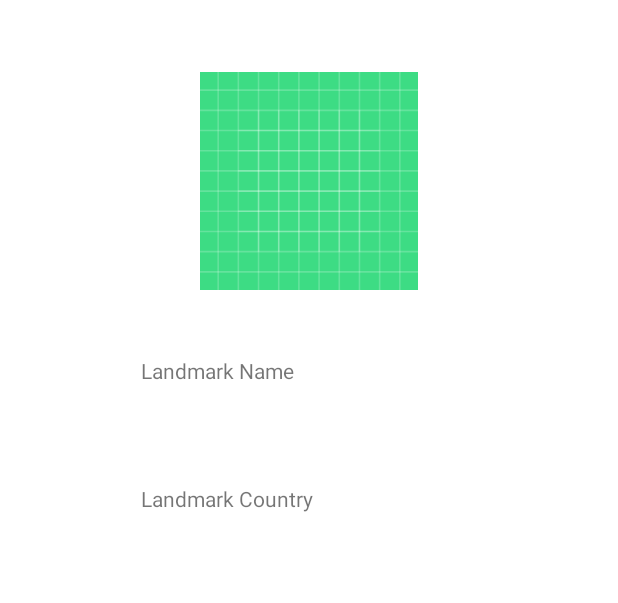
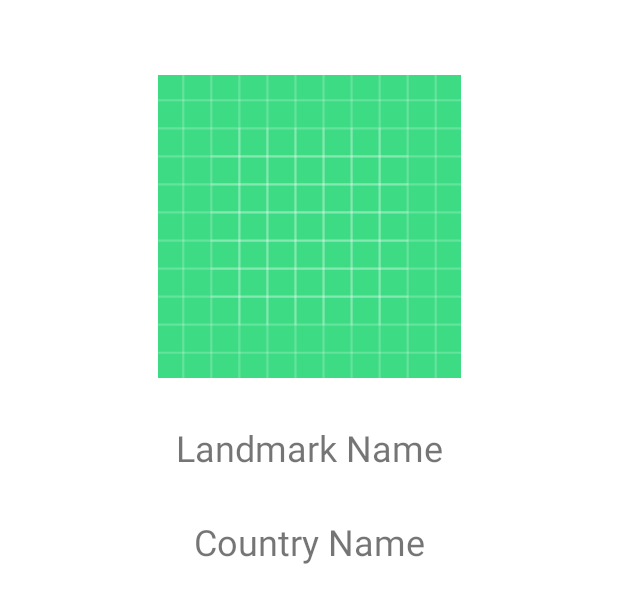
Before and after one commit to furkanbalbasio/kentSimgeleri, an Android app: the layout activity_details.xml on its own in the app's theme, with its tools: preview values and no code run, on a phone screen of 412 x 824 dp. Shown: the top 603 px of the screen. Run offline under Robolectric (Android 15) with nearby library versions, the phone set to English and light mode, and no system bars.

Commit message:
Landmark Book App for learn Kotlin

```diff
--- a/app/build.gradle
+++ b/app/build.gradle
@@ -40,6 +40,7 @@ dependencies {
     implementation 'androidx.appcompat:appcompat:1.3.1'
     implementation 'com.google.android.material:material:1.4.0'
     implementation 'androidx.constraintlayout:constraintlayout:2.1.1'
+    implementation 'com.google.android.gms:play-services-vision:20.1.3'
     testImplementation 'junit:junit:4.+'
     androidTestImplementation 'androidx.test.ext:junit:1.1.3'
     androidTestImplementation 'androidx.test.espresso:espresso-core:3.4.0'
--- /dev/null
+++ b/app/src/main/java/com/balbasio/kentsimgeleri/Landmark.kt
@@ -0,0 +1,5 @@
+package com.balbasio.kentsimgeleri
+import java.io.Serializable
+
+class Landmark (val name : String, val country:String, val image:Int) : Serializable {
+}
--- /dev/null
+++ b/app/src/main/java/com/balbasio/kentsimgeleri/Singleton.kt
@@ -0,0 +1,5 @@
+package com.balbasio.kentsimgeleri
+
+object MySingleton {
+    var selectedLandmark : Landmark? = null
+}
--- a/app/src/main/res/layout/activity_landmark_book_kotlin.xml
+++ b/app/src/main/res/layout/activity_details.xml
@@ -4,38 +4,39 @@
     xmlns:tools="http://schemas.android.com/tools"
     android:layout_width="match_parent"
     android:layout_height="match_parent"
-    tools:context=".LandmarkBookKotlin">
+    tools:context=".DetailsActivity">
 
     <ImageView
         android:id="@+id/imageView"
-        android:layout_width="289dp"
-        android:layout_height="145dp"
-        android:layout_marginTop="48dp"
+        android:layout_width="315dp"
+        android:layout_height="202dp"
+        android:layout_marginTop="50dp"
         app:layout_constraintEnd_toEndOf="parent"
         app:layout_constraintStart_toStartOf="parent"
         app:layout_constraintTop_toTopOf="parent"
         app:srcCompat="@drawable/ic_launcher_background" />
 
     <TextView
-        android:id="@+id/nameText"
-        android:layout_width="185dp"
-        android:layout_height="45dp"
-        android:layout_marginTop="44dp"
-        android:text="Landmark Name"
+        android:id="@+id/countryText"
+        android:layout_width="wrap_content"
+        android:layout_height="wrap_content"
+        android:layout_marginTop="30dp"
+        android:text="Country Name"
+        android:textAlignment="center"
+        android:textSize="24sp"
         app:layout_constraintEnd_toEndOf="parent"
-        app:layout_constraintHorizontal_bias="0.415"
-        app:layout_constraintStart_toStartOf="parent"
-        app:layout_constraintTop_toBottomOf="@+id/imageView" />
-
-    <TextView
-        android:id="@+id/countryText"
-        android:layout_width="185dp"
-        android:layout_height="45dp"
-        android:layout_marginTop="40dp"
-        android:text="Landmark Country"
-        app:layout_constraintEnd_toEndOf="parent"
-        app:layout_constraintHorizontal_bias="0.415"
         app:layout_constraintStart_toStartOf="parent"
         app:layout_constraintTop_toBottomOf="@+id/nameText" />
 
+    <TextView
+        android:id="@+id/nameText"
+        android:layout_width="wrap_content"
+        android:layout_height="wrap_content"
+        android:layout_marginTop="30dp"
+        android:text="Landmark Name"
+        android:textAlignment="center"
+        android:textSize="24sp"
+        app:layout_constraintEnd_toEndOf="parent"
+        app:layout_constraintStart_toStartOf="parent"
+        app:layout_constraintTop_toBottomOf="@+id/imageView" />
 </androidx.constraintlayout.widget.ConstraintLayout>
```
Also changed, not shown: app/src/main/java/com/balbasio/kentsimgeleri/DetailsActivity.kt (added, +25 -0 lines), app/src/main/java/com/balbasio/kentsimgeleri/LandmarkAdapter.kt (added, +33 -0 lines), app/src/main/java/com/balbasio/kentsimgeleri/LandmarkBookKotlin.kt (deleted, +0 -17 lines), app/src/main/res/layout/activity_main.xml (+12 -15 lines), app/src/main/res/layout/recycler_row.xml (added, +18 -0 lines).
